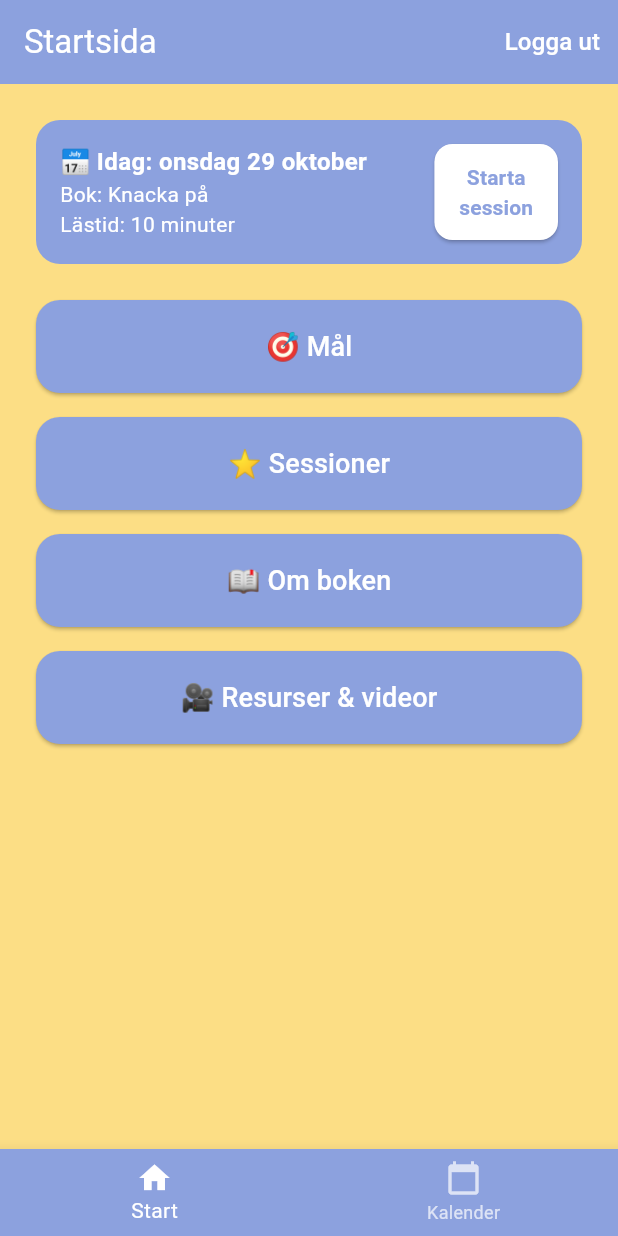
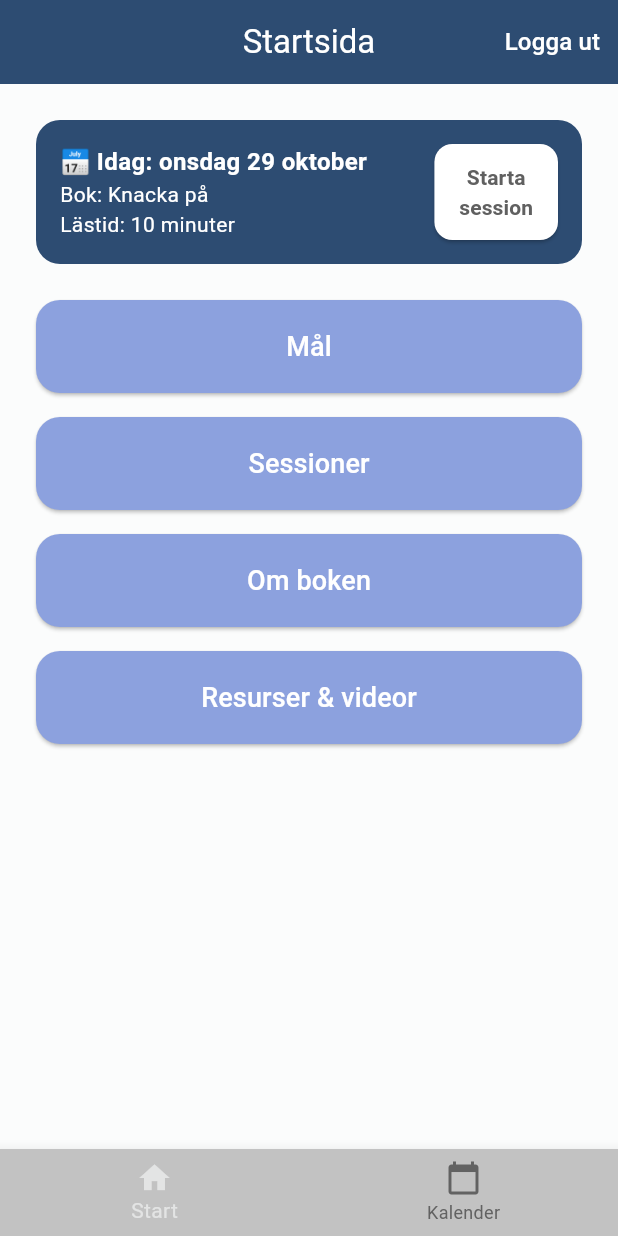
Before and after one commit to gu-tig333-ht25/Grupp-2, a Flutter app: the screen it shows once a user with an empty profile is signed in, on a phone screen of 412 x 824 dp. Run offline on Flutter 3.47's test engine with Material 3 defaults, Android fonts, the phone set to English and light mode, and no system bars; our stand-ins replace cloud_firestore, firebase_auth, firebase_core, table_calendar, youtube_player_flutter; accounts and stored records are empty.

Commit message:
lite färgändringar

```diff
--- a/lib/main.dart
+++ b/lib/main.dart
@@ -57,9 +57,9 @@ class MyApp extends StatelessWidget {
         colorScheme:
             ColorScheme.fromSeed(seedColor: const Color.fromARGB(255, 64, 104, 222)),
         useMaterial3: true,
-        scaffoldBackgroundColor: const Color.fromARGB(255, 252, 222, 133),
+        scaffoldBackgroundColor: const Color.fromARGB(255, 251, 252, 252),
         appBarTheme: const AppBarTheme(
-          backgroundColor: Color(0xFF8CA1DE),
+          backgroundColor: Color.fromARGB(255, 45, 76, 114),
           foregroundColor: Colors.white,
         ),
       ),
@@ -146,9 +146,9 @@ class _HuvudNavigatorState extends State<HuvudNavigator> {
       body: _sidor[_valdIndex],
       //Bottomnavigation-fältet
       bottomNavigationBar: BottomNavigationBar(
-        backgroundColor: const Color(0xFF8CA1DE),
-        selectedItemColor: Colors.white,
-        unselectedItemColor: Colors.white70,
+        backgroundColor: const Color.fromARGB(255, 194, 194, 194),
+        selectedItemColor: const Color.fromARGB(255, 227, 228, 228),
+        unselectedItemColor: const Color.fromARGB(255, 98, 98, 98),
         currentIndex: _valdIndex,
         onTap: _onItemTapped,
         type: BottomNavigationBarType.fixed,
@@ -191,6 +191,7 @@ class StartSida extends StatelessWidget {
     return Scaffold(
       appBar: AppBar(
         title: const Text('Startsida'),
+        centerTitle: true,
         actions: [
           TextButton(
             onPressed: () => _loggaUt(context),
@@ -210,7 +211,7 @@ class StartSida extends StatelessWidget {
               // Idag-ruta med starta session-knapp
               Container(
                 decoration: BoxDecoration(
-                  color: const Color(0xFF8CA1DE),
+                  color: Color.fromARGB(255, 45, 76, 114),
                   borderRadius: BorderRadius.circular(16),
                 ),
                 padding: const EdgeInsets.all(16),
@@ -243,7 +244,7 @@ class StartSida extends StatelessWidget {
                       child: ElevatedButton(
                         style: ElevatedButton.styleFrom(
                           backgroundColor: Colors.white,
-                          foregroundColor: const Color(0xFF8CA1DE),
+                          foregroundColor: const Color.fromARGB(255, 96, 96, 96),
                           shape: RoundedRectangleBorder(
                             borderRadius: BorderRadius.circular(12),
                           ),
@@ -269,13 +270,13 @@ class StartSida extends StatelessWidget {
               const SizedBox(height: 24),
 
               // Navigeringsknappar till appens övriga vyer
-              _buildNavButton(context, "🎯 Mål", const MalSida()),
+              _buildNavButton(context, "Mål", const MalSida()),
               const SizedBox(height: 16),
-              _buildNavButton(context, "⭐ Sessioner", const SessionerSida()),
+              _buildNavButton(context, "Sessioner", const SessionerSida()),
               const SizedBox(height: 16),
-              _buildNavButton(context, "📖 Om boken", const OmBokenSida()),
+              _buildNavButton(context, "Om boken", const OmBokenSida()),
               const SizedBox(height: 16),
-              _buildNavButton(context, "🎥 Resurser & videor", const ResurserSida()),
+              _buildNavButton(context, "Resurser & videor", const ResurserSida()),
             ],
           ),
         ),
--- a/lib/views/betyg.dart
+++ b/lib/views/betyg.dart
@@ -80,6 +80,7 @@ class _BetygSidaState extends State<BetygSida> {
     return Scaffold(
       appBar: AppBar(
         title: const Text("Betygsätt dagens session"),
+        centerTitle: true,
       ),
       body: Padding(
         padding: const EdgeInsets.all(24.0),
--- a/lib/views/calendar.dart
+++ b/lib/views/calendar.dart
@@ -36,7 +36,8 @@ class _CalendarPageState extends State<CalendarPage> {
     return Scaffold(
       appBar: AppBar(
         title: const Text("Kalender"),
-        backgroundColor: const Color(0xFF8CA1DE),
+        centerTitle: true,
+        backgroundColor: Color.fromARGB(255, 45, 76, 114),
         foregroundColor: Colors.white,
       ),
       body: Column(
--- a/lib/views/dagens_session.dart
+++ b/lib/views/dagens_session.dart
@@ -30,8 +30,8 @@ class DagensSessionSida extends StatelessWidget {
                 Navigator.push(context,
                     MaterialPageRoute(builder: (context) => const TimerSida()));
               },
-              style: ElevatedButton.styleFrom(backgroundColor: Colors.green),
-              child: const Text("⏱ Starta timer",
+              style: ElevatedButton.styleFrom(backgroundColor: Color.fromARGB(255, 140, 161, 222)),
+              child: const Text("Starta timer",
                   style: TextStyle(color: Colors.white)),
             ),
 
@@ -52,7 +52,7 @@ class DagensSessionSida extends StatelessWidget {
                   ),
                 );
               },
-              style: ElevatedButton.styleFrom(backgroundColor: Colors.deepPurple),
+              style: ElevatedButton.styleFrom(backgroundColor: Color.fromARGB(255, 230, 206, 74)),
               child: const Text("⭐ Betygsätt dagens session",
                   style: TextStyle(color: Colors.white)),
             ),
--- a/lib/views/mal_sida.dart
+++ b/lib/views/mal_sida.dart
@@ -46,6 +46,7 @@ void initState() {
       backgroundColor: scaffoldBgColor,
       appBar: AppBar(
         title: Text(_getTitel()),
+        centerTitle: true,
         backgroundColor: appBarColor,
         foregroundColor: Theme.of(context).appBarTheme.foregroundColor,
 
@@ -129,7 +130,7 @@ void initState() {
             MaterialPageRoute(builder: (_) => const SkapaMalSida()),
           );
         },
-        label: const Text("Lägg till mål"),
+        label: const Text("Lägg till mål", style: TextStyle(color: Colors.white)),
         icon: const Icon(Icons.add, color: Colors.white),
       ),
     );
--- a/lib/views/sessioner.dart
+++ b/lib/views/sessioner.dart
@@ -16,6 +16,7 @@ class SessionerSida extends StatelessWidget {
     return Scaffold(
       appBar: AppBar(
         title: const Text("Sessioner"),
+        centerTitle: true,
       ),
       body: ListView.builder(
         padding: const EdgeInsets.all(16),
```
Also changed, not shown: lib/views/omboken.dart (+5 -5 lines), lib/views/timer.dart (+4 -4 lines).
